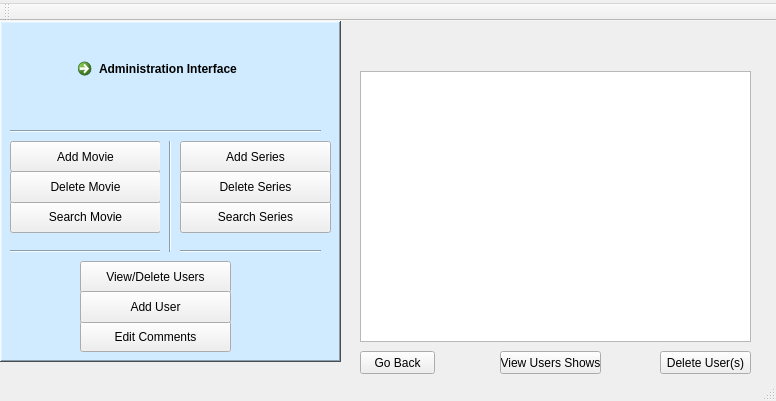
allanhaywood/CS441, file PlotTalk/Forms/adminpage.ui: the form before one commit.
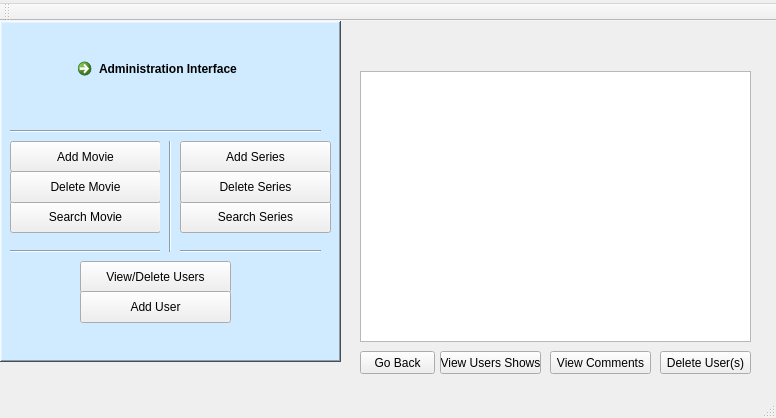
The form after the commit. Icons and pictures are not drawn.

Commit message: Admin is now allowed to delete users from a userList

Patch:
```diff
--- a/PlotTalk/Forms/adminpage.ui
+++ b/PlotTalk/Forms/adminpage.ui
@@ -7,7 +7,7 @@
     <x>0</x>
     <y>0</y>
     <width>776</width>
-    <height>401</height>
+    <height>418</height>
    </rect>
   </property>
   <property name="windowTitle">
@@ -39,23 +39,6 @@
     <property name="frameShadow">
      <enum>QFrame::Raised</enum>
     </property>
-    <widget class="QPushButton" name="edit">
-     <property name="geometry">
-      <rect>
-       <x>80</x>
-       <y>300</y>
-       <width>151</width>
-       <height>31</height>
-      </rect>
-     </property>
-     <property name="text">
-      <string>Edit Comments</string>
-     </property>
-     <property name="icon">
-      <iconset resource="../Resources/resources.qrc">
-       <normaloff>:/images/Images/iu.png</normaloff>:/images/Images/iu.png</iconset>
-     </property>
-    </widget>
     <widget class="QPushButton" name="Users">
      <property name="geometry">
       <rect>
@@ -319,7 +302,7 @@
      <widget class="QPushButton" name="ViewShows">
       <property name="geometry">
        <rect>
-        <x>150</x>
+        <x>90</x>
         <y>300</y>
         <width>101</width>
         <height>23</height>
@@ -329,6 +312,19 @@
        <string>View Users Shows</string>
       </property>
      </widget>
+     <widget class="QPushButton" name="EditComments">
+      <property name="geometry">
+       <rect>
+        <x>200</x>
+        <y>300</y>
+        <width>101</width>
+        <height>23</height>
+       </rect>
+      </property>
+      <property name="text">
+       <string>View Comments</string>
+      </property>
+     </widget>
     </widget>
     <widget class="QWidget" name="page_2">
      <widget class="QLineEdit" name="LastNameBox">
```
The commit also changes 2 other files.
